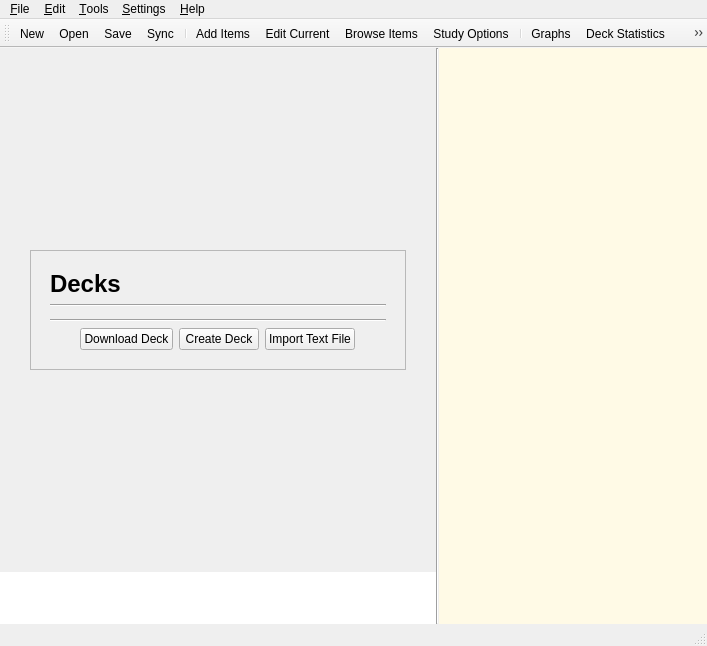
Qt form designer/main.ui (ankitects/anki) before a commit.
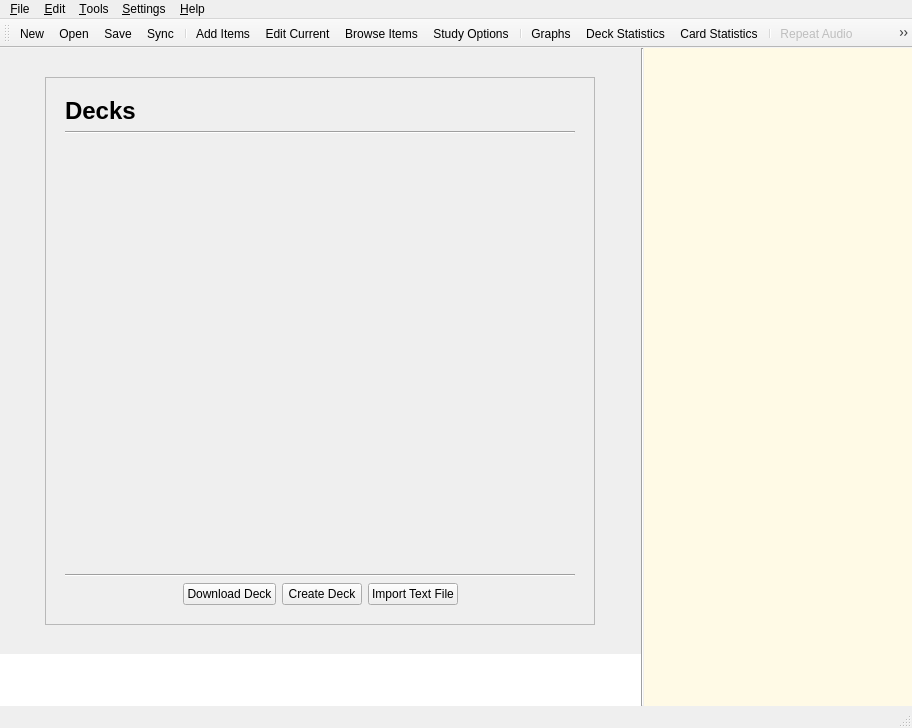
The same form after that commit. The open tabs and pages were chosen to show the change. Icons and pictures are not drawn.

Commit message: add warning to forget, add scrolling to deck browser, use as much space as possible

Patch:
```diff
--- a/designer/main.ui
+++ b/designer/main.ui
@@ -6,8 +6,8 @@
    <rect>
     <x>0</x>
     <y>0</y>
-    <width>707</width>
-    <height>646</height>
+    <width>912</width>
+    <height>728</height>
    </rect>
   </property>
   <property name="sizePolicy">
@@ -1089,10 +1089,13 @@
              <property name="orientation">
               <enum>Qt::Vertical</enum>
              </property>
+             <property name="sizeType">
+              <enum>QSizePolicy::Preferred</enum>
+             </property>
              <property name="sizeHint" stdset="0">
               <size>
                <width>20</width>
-               <height>150</height>
+               <height>20</height>
               </size>
              </property>
             </spacer>
@@ -1113,10 +1116,22 @@
               </spacer>
              </item>
              <item>
-              <widget class="QFrame" name="frame_3">
+              <widget class="QFrame" name="deckBrowserOuterFrame">
+               <property name="sizePolicy">
+                <sizepolicy hsizetype="Preferred" vsizetype="MinimumExpanding">
+                 <horstretch>0</horstretch>
+                 <verstretch>10</verstretch>
+                </sizepolicy>
+               </property>
+               <property name="minimumSize">
+                <size>
+                 <width>550</width>
+                 <height>350</height>
+                </size>
+               </property>
                <property name="maximumSize">
                 <size>
-                 <width>500</width>
+                 <width>550</width>
                  <height>16777215</height>
                 </size>
                </property>
@@ -1147,13 +1162,50 @@
                    </widget>
                   </item>
                   <item>
-                   <widget class="QFrame" name="decksFrame">
+                   <widget class="QScrollArea" name="decksScrollArea">
+                    <property name="sizePolicy">
+                     <sizepolicy hsizetype="Expanding" vsizetype="MinimumExpanding">
+                      <horstretch>0</horstretch>
+                      <verstretch>0</verstretch>
+                     </sizepolicy>
+                    </property>
                     <property name="frameShape">
                      <enum>QFrame::NoFrame</enum>
                     </property>
-                    <property name="frameShadow">
-                     <enum>QFrame::Raised</enum>
+                    <property name="horizontalScrollBarPolicy">
+                     <enum>Qt::ScrollBarAlwaysOff</enum>
                     </property>
+                    <property name="widgetResizable">
+                     <bool>true</bool>
+                    </property>
+                    <widget class="QWidget" name="scrollAreaWidgetContents">
+                     <property name="geometry">
+                      <rect>
+                       <x>0</x>
+                       <y>0</y>
+                       <width>516</width>
+                       <height>412</height>
+                      </rect>
+                     </property>
+                     <layout class="QVBoxLayout" name="verticalLayout_18">
+                      <property name="spacing">
+                       <number>0</number>
+                      </property>
+                      <property name="margin">
+                       <number>0</number>
+                      </property>
+                      <item>
+                       <widget class="QFrame" name="decksFrame">
+                        <property name="frameShape">
+                         <enum>QFrame::NoFrame</enum>
+                        </property>
+                        <property name="frameShadow">
+                         <enum>QFrame::Raised</enum>
+                        </property>
+                       </widget>
+                      </item>
+                     </layout>
+                    </widget>
                    </widget>
                   </item>
                   <item>
@@ -1255,10 +1307,13 @@
              <property name="orientation">
               <enum>Qt::Vertical</enum>
              </property>
+             <property name="sizeType">
+              <enum>QSizePolicy::Preferred</enum>
+             </property>
              <property name="sizeHint" stdset="0">
               <size>
                <width>20</width>
-               <height>150</height>
+               <height>20</height>
               </size>
              </property>
             </spacer>
@@ -1464,7 +1519,7 @@
     <rect>
      <x>0</x>
      <y>0</y>
-     <width>707</width>
+     <width>912</width>
      <height>23</height>
     </rect>
    </property>
```
Left out of the diff: 2 changed lines with no effect on the pictures. The commit also changes 1 other file.
